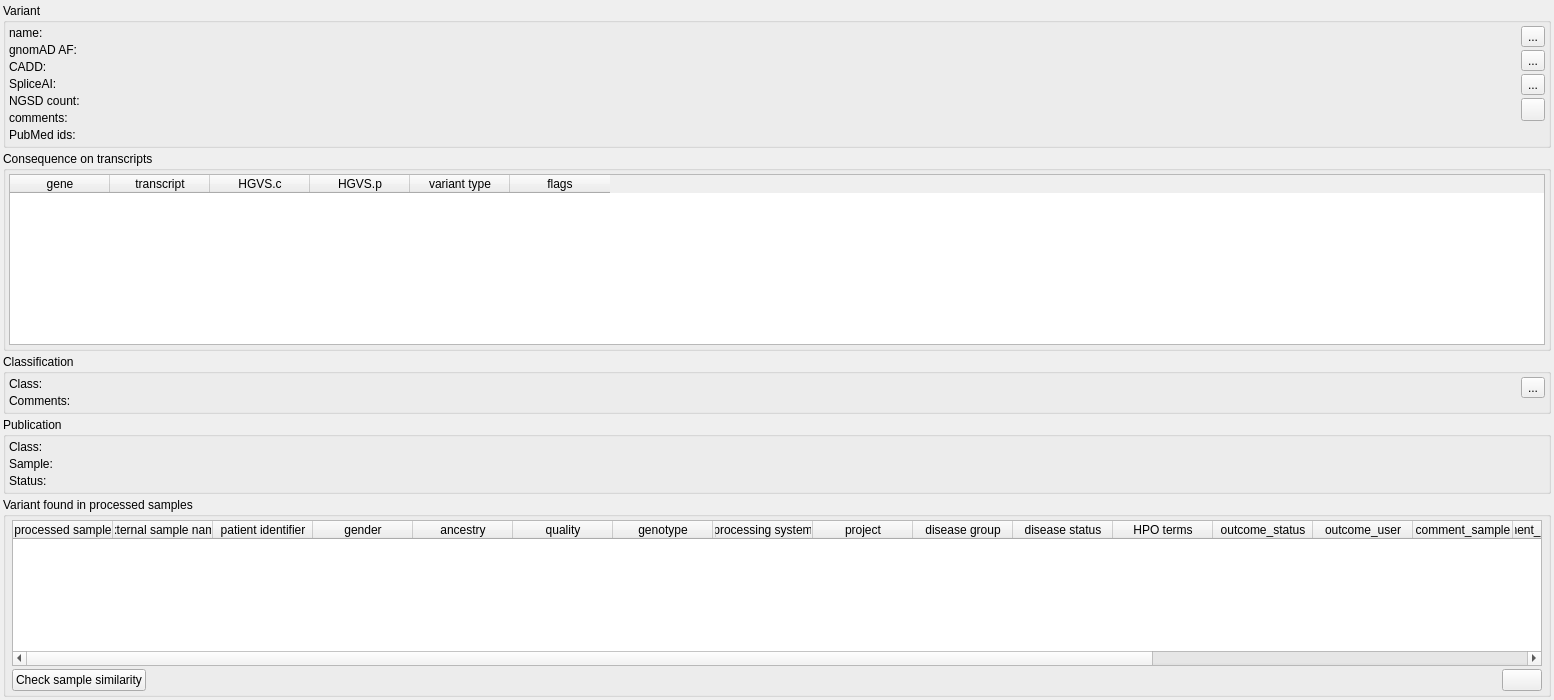
Old version of the form src/GSvar/VariantWidget.ui in the repository imgag/ngs-bits.
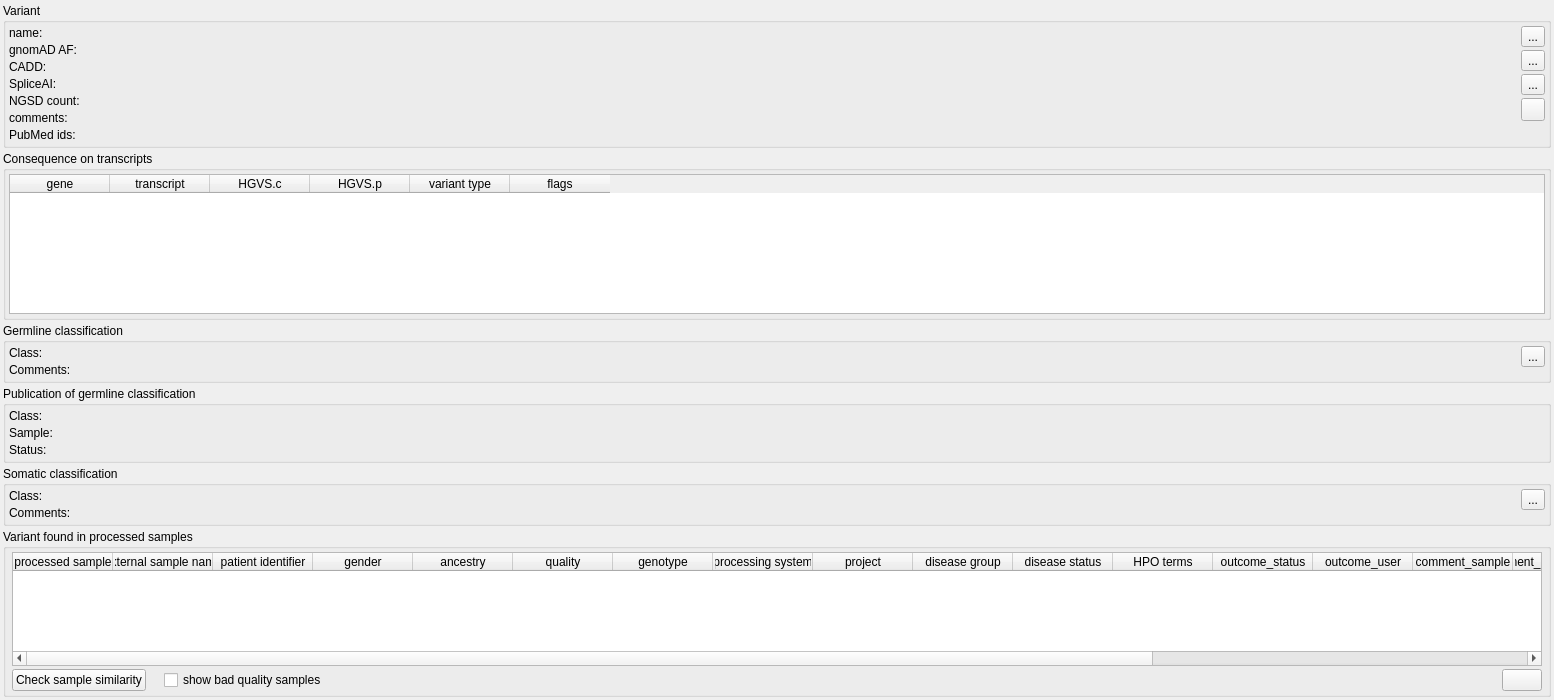
New version of the form. Icons and pictures are not drawn.

Commit message: GSvar: variant tag no longer shows bad quality samples in genotype counts and sample table

The edit to the form file:
```diff
--- a/src/GSvar/VariantWidget.ui
+++ b/src/GSvar/VariantWidget.ui
@@ -19,7 +19,7 @@
   <property name="windowTitle">
    <string>Form</string>
   </property>
-  <layout class="QVBoxLayout" name="verticalLayout" stretch="0,1,0,0,1">
+  <layout class="QVBoxLayout" name="verticalLayout" stretch="0,1,0,0,0,1">
    <property name="spacing">
     <number>3</number>
    </property>
@@ -403,7 +403,7 @@
       </sizepolicy>
      </property>
      <property name="title">
-      <string>Classification</string>
+      <string>Germline classification</string>
      </property>
      <property name="flat">
       <bool>true</bool>
@@ -526,7 +526,7 @@
       </sizepolicy>
      </property>
      <property name="title">
-      <string>Publication</string>
+      <string>Publication of germline classification</string>
      </property>
      <property name="flat">
       <bool>true</bool>
@@ -629,6 +629,129 @@
      </layout>
     </widget>
    </item>
+   <item>
+    <widget class="QGroupBox" name="groupBox_6">
+     <property name="sizePolicy">
+      <sizepolicy hsizetype="Preferred" vsizetype="Preferred">
+       <horstretch>0</horstretch>
+       <verstretch>0</verstretch>
+      </sizepolicy>
+     </property>
+     <property name="title">
+      <string>Somatic classification</string>
+     </property>
+     <property name="flat">
+      <bool>true</bool>
+     </property>
+     <layout class="QHBoxLayout" name="horizontalLayout_7" stretch="1,0">
+      <property name="spacing">
+       <number>3</number>
+      </property>
+      <property name="leftMargin">
+       <number>3</number>
+      </property>
+      <property name="topMargin">
+       <number>3</number>
+      </property>
+      <property name="rightMargin">
+       <number>3</number>
+      </property>
+      <property name="bottomMargin">
+       <number>3</number>
+      </property>
+      <item>
+       <layout class="QFormLayout" name="formLayout_5">
+        <property name="horizontalSpacing">
+         <number>3</number>
+        </property>
+        <property name="verticalSpacing">
+         <number>3</number>
+        </property>
+        <item row="0" column="0">
+         <widget class="QLabel" name="label_15">
+          <property name="text">
+           <string>Class:</string>
+          </property>
+          <property name="alignment">
+           <set>Qt::AlignLeading|Qt::AlignLeft|Qt::AlignTop</set>
+          </property>
+         </widget>
+        </item>
+        <item row="1" column="0">
+         <widget class="QLabel" name="label_16">
+          <property name="text">
+           <string>Comments:</string>
+          </property>
+          <property name="alignment">
+           <set>Qt::AlignLeading|Qt::AlignLeft|Qt::AlignTop</set>
+          </property>
+         </widget>
+        </item>
+        <item row="0" column="1">
+         <widget class="QLabel" name="classification_vicc">
+          <property name="text">
+           <string/>
+          </property>
+          <property name="textInteractionFlags">
+           <set>Qt::LinksAccessibleByMouse|Qt::TextSelectableByMouse</set>
+          </property>
+         </widget>
+        </item>
+        <item row="1" column="1">
+         <widget class="QLabel" name="classification_vicc_comment">
+          <property name="maximumSize">
+           <size>
+            <width>16777215</width>
+            <height>16777215</height>
+           </size>
+          </property>
+          <property name="text">
+           <string/>
+          </property>
+          <property name="wordWrap">
+           <bool>true</bool>
+          </property>
+          <property name="textInteractionFlags">
+           <set>Qt::LinksAccessibleByMouse|Qt::TextSelectableByMouse</set>
+          </property>
+         </widget>
+        </item>
+       </layout>
+      </item>
+      <item>
+       <layout class="QVBoxLayout" name="verticalLayout_7">
+        <item>
+         <widget class="QToolButton" name="class_btn_3">
+          <property name="toolTip">
+           <string>Edit classifification.</string>
+          </property>
+          <property name="text">
+           <string>...</string>
+          </property>
+          <property name="icon">
+           <iconset resource="GSvar.qrc">
+            <normaloff>:/Icons/Edit.png</normaloff>:/Icons/Edit.png</iconset>
+          </property>
+         </widget>
+        </item>
+        <item>
+         <spacer name="verticalSpacer_4">
+          <property name="orientation">
+           <enum>Qt::Vertical</enum>
+          </property>
+          <property name="sizeHint" stdset="0">
+           <size>
+            <width>1</width>
+            <height>1</height>
+           </size>
+          </property>
+         </spacer>
+        </item>
+       </layout>
+      </item>
+     </layout>
+    </widget>
+   </item>
    <item>
     <widget class="QGroupBox" name="groupBox_2">
      <property name="sizePolicy">
@@ -796,6 +919,29 @@
           </property>
          </widget>
         </item>
+        <item>
+         <spacer name="horizontalSpacer_2">
+          <property name="orientation">
+           <enum>Qt::Horizontal</enum>
+          </property>
+          <property name="sizeType">
+           <enum>QSizePolicy::Maximum</enum>
+          </property>
+          <property name="sizeHint" stdset="0">
+           <size>
+            <width>15</width>
+            <height>20</height>
+           </size>
+          </property>
+         </spacer>
+        </item>
+        <item>
+         <widget class="QCheckBox" name="show_bad_quality">
+          <property name="text">
+           <string>show bad quality samples</string>
+          </property>
+         </widget>
+        </item>
         <item>
          <spacer name="horizontalSpacer">
           <property name="orientation">
```
Left out of the diff: 3 changed lines with no effect on the pictures. The commit also changes 3 other files.
